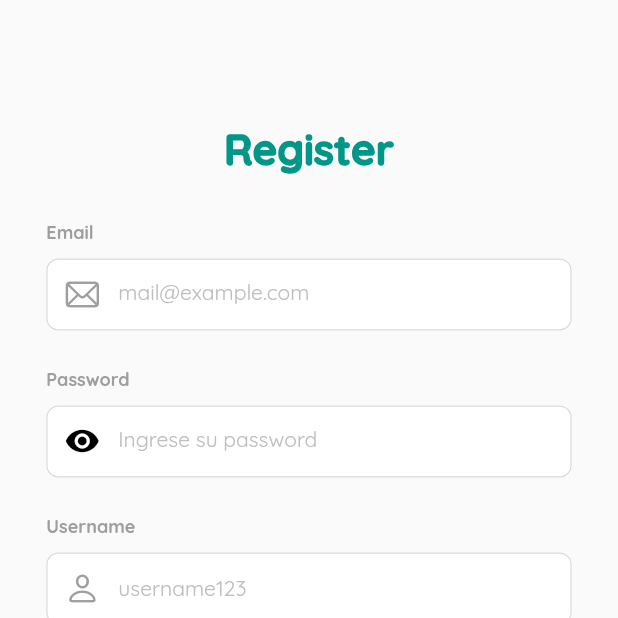
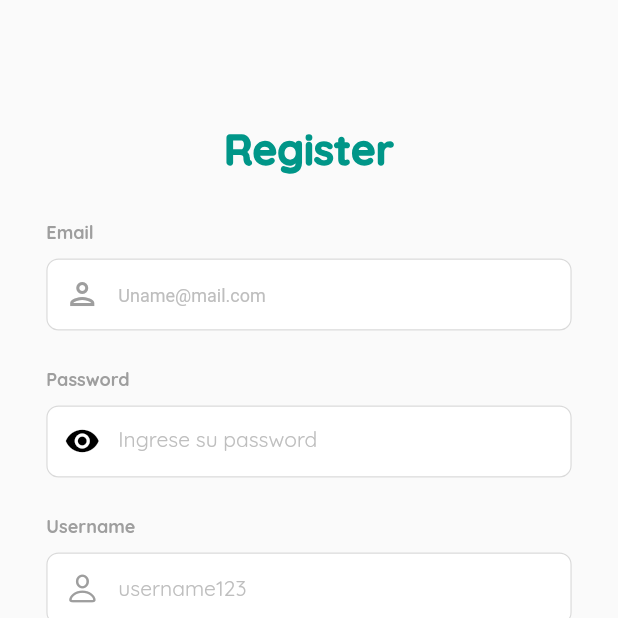
Before and after one commit to Christgrant98/ai-fish-aquarium, a Flutter app: the RegistroPage screen opened by its route, on a phone screen of 412 x 824 dp, the top half of it. Run offline on Flutter 3.47's test engine with Material 2 defaults, Android fonts, the phone set to English and light mode, and no system bars; our stand-ins replace blurrycontainer, camera, carousel_slider, go_router, google_fonts, google_nav_bar and 3 more; missing offline and left inert: google_mlkit_image_labeling, langchain, langchain_openai; accounts and stored records are empty.

Commit message:
fixed now forms work perfectly

```diff
--- a/lib/src/utils/forms/registration_form.dart
+++ b/lib/src/utils/forms/registration_form.dart
@@ -19,23 +19,39 @@ class RegistrationForm extends StatefulWidget {
 }
 
 class _RegistrationFormState extends State<RegistrationForm> {
-  final GlobalKey<FormState> formKey = GlobalKey<FormState>();
-  final TextEditingController emailController = TextEditingController();
-  final TextEditingController passwordController = TextEditingController();
-  final TextEditingController usernameController = TextEditingController();
   bool aceptaTerminos = false;
   bool aceptaNotificacion = false;
+  final GlobalKey<FormState> _formKey = GlobalKey<FormState>();
+  String? mail;
+  String? password;
+  String? username;
+
   @override
   Widget build(BuildContext context) {
     return Form(
-      key: formKey,
+      key: _formKey,
       child: Column(
         children: [
-          EmailFormField(controller: emailController),
+          EmailFormField(
+            onFieldSubmitted: (_) => _submitForm(),
+            onChange: (String? value, bool valid) {
+              setState(() => mail = valid ? value : null);
+            },
+          ),
           const SizedBox(height: 25),
-          PasswordFormField(controller: passwordController),
+          PasswordFormField(
+            onFieldSubmitted: (_) => _submitForm(),
+            onChange: (String? value, bool valid) {
+              setState(() => password = valid ? value : null);
+            },
+          ),
           const SizedBox(height: 25),
-          UsernameFormField(controller: usernameController),
+          UsernameFormField(
+            onFieldSubmitted: (_) => _submitForm(),
+            onChange: (String? value, bool valid) {
+              setState(() => username = valid ? value : null);
+            },
+          ),
           const SizedBox(height: 20),
           _buildCheckBoxField(
               value: aceptaTerminos,
@@ -83,7 +99,14 @@ class _RegistrationFormState extends State<RegistrationForm> {
             ),
           ),
           const SizedBox(height: 30),
-          CustomButton(
+          _builSubmitButton(context),
+        ],
+      ),
+    );
+  }
+
+  CustomButton _builSubmitButton(BuildContext context) {
+    return CustomButton(
       onPressed: () {
         if (!aceptaTerminos) {
           _showOkDialog(
@@ -92,14 +115,20 @@ class _RegistrationFormState extends State<RegistrationForm> {
               content:
                   "Necesitas aceptar los Términos y Condiciones para regístrarte.");
         }
-              if (formKey.currentState!.validate() && aceptaTerminos) {
+        if (_canSubmitForm()) _submitForm();
+      },
+      text: "Regístrate",
+    );
+  }
+
+  void _submitForm() {
+    if (_formKey.currentState!.validate() && aceptaTerminos) {
       final UserRepository userRepository = UserRepository();
-                userRepository.exist(mail: emailController.text).then(
+      userRepository.exist(mail: mail!).then(
         (existe) {
           if (!existe) {
             User user = _buildUser();
-                      userRepository.insert(item: user).then((value) =>
-                          _showOkDialog(
+            userRepository.insert(item: user).then((value) => _showOkDialog(
                 context: context,
                 title: "Registration Successful",
                 content:
@@ -115,21 +144,21 @@ class _RegistrationFormState extends State<RegistrationForm> {
         },
       );
     }
-            },
-            text: "Regístrate",
-          ),
-        ],
-      ),
-    );
+  }
+
+  bool _canSubmitForm() {
+    return username != null &&
+        password != null &&
+        mail != null &&
+        aceptaTerminos;
   }
 
   User _buildUser() {
-    User user = User(
-        username: usernameController.text,
-        password: passwordController.text,
-        mail: emailController.text,
+    return User(
+        username: username!,
+        password: password!,
+        mail: mail!,
         profilePicture: "assets/default.jpg");
-    return user;
   }
 
   void _showOkDialog(
--- a/lib/src/utils/widgets/base_text_form_field.dart
+++ b/lib/src/utils/widgets/base_text_form_field.dart
@@ -3,37 +3,39 @@ import 'package:flutter/services.dart';
 import 'package:google_fonts/google_fonts.dart';
 
 class BaseTextFormField extends StatefulWidget {
-  final Function(String?, bool)? onChange;
-  final Function(String?)? validator;
+  final void Function(String?, bool)? onChanged;
+  final String? Function(String?, BuildContext)? validator;
   final List<TextInputFormatter>? inputFormatters;
   final TextInputType? keyboardType;
   final InputDecoration? decoration;
   final int maxLines;
   final int? minLines;
-  final String? fieldValue;
+  final String? initialValue;
   final bool obscureText;
-  final TextAlign? textAlign;
   final void Function(String)? onFieldSubmitted;
-  final TextEditingController controller;
+  final bool enabled;
+  final TextEditingController? controller;
+  final int? maxLength;
+  final TextAlign textAlign;
+  final Widget? widget;
 
-  final bool readOnly;
-  final bool enabled;
   const BaseTextFormField({
     super.key,
-    required this.controller,
-    this.onChange,
+    this.onChanged,
     this.validator,
     this.inputFormatters,
     this.keyboardType,
     this.decoration,
     this.maxLines = 1,
     this.minLines,
-    this.fieldValue,
+    this.initialValue,
     this.obscureText = false,
+    this.onFieldSubmitted,
     this.enabled = true,
-    this.readOnly = false,
-    this.onFieldSubmitted,
-    this.textAlign,
+    this.controller,
+    this.widget,
+    this.maxLength,
+    this.textAlign = TextAlign.start,
   });
 
   @override
@@ -41,33 +43,36 @@ class BaseTextFormField extends StatefulWidget {
 }
 
 class _BaseTextFormField extends State<BaseTextFormField> {
+  late final TextEditingController _controller;
   bool _touched = false;
 
   @override
   void initState() {
     super.initState();
-    widget.controller.text = widget.fieldValue ?? '';
-    widget.controller.addListener(_onChange);
+    _controller = widget.controller ?? TextEditingController();
+    _controller.text = widget.initialValue ?? '';
+    _controller.addListener(_onChanged);
   }
 
   @override
   void dispose() {
-    widget.controller.dispose();
+    _controller.removeListener(_onChanged);
+    _controller.dispose();
     super.dispose();
   }
 
   @override
   Widget build(BuildContext context) {
     InputDecoration defaultDecoration = _buildDefaultDecoration();
-
-    return TextFormField(
+    return Material(
+      child: TextFormField(
+        style: GoogleFonts.quicksand(fontSize: 14),
+        textAlign: widget.textAlign,
+        maxLength: widget.maxLength,
         enabled: widget.enabled,
-      textAlign: widget.textAlign ?? TextAlign.start,
-      readOnly: widget.readOnly,
-      style: GoogleFonts.quicksand(fontSize: 14),
         maxLines: widget.maxLines,
         minLines: widget.minLines,
-      controller: widget.controller,
+        controller: _controller,
         keyboardType: widget.keyboardType,
         obscureText: widget.obscureText,
         decoration: widget.decoration == null
@@ -82,30 +87,31 @@ class _BaseTextFormField extends State<BaseTextFormField> {
                     defaultDecoration.errorBorder,
                 focusedErrorBorder: widget.decoration?.focusedErrorBorder ??
                     defaultDecoration.focusedErrorBorder,
-              errorText: _getErrorText(widget.controller.text),
+                errorText: _validator(_controller.text),
               ),
-      validator: _getErrorText,
+        validator: _validator,
         inputFormatters: widget.inputFormatters,
         onFieldSubmitted: widget.onFieldSubmitted,
+      ),
     );
   }
 
-  void _onChange() {
+  void _onChanged() {
     setState(() {
       _touched = true;
-      String value = widget.controller.text;
-      widget.onChange!(value, _isValid());
+      String value = _controller.text;
+      if (widget.onChanged != null) widget.onChanged!(value, _isValid());
     });
   }
 
-  bool _isValid() => null == _getErrorText(widget.controller.text);
+  bool _isValid() => null == _validator(_controller.text);
 
-  String? _getErrorText(String? value) {
+  String? _validator(String? value) {
     if (!_touched) return null;
     if (widget.validator == null) {
       return null;
     } else {
-      return widget.validator!(value);
+      return widget.validator!(value, context);
     }
   }
 
@@ -129,7 +135,7 @@ class _BaseTextFormField extends State<BaseTextFormField> {
       focusedBorder: defaultBorder,
       errorBorder: defaultBorder,
       focusedErrorBorder: defaultBorder,
-      errorText: _getErrorText(widget.controller.text),
+      errorText: _validator(_controller.text),
     );
   }
 }
--- a/lib/src/utils/widgets/comment_form_field.dart
+++ b/lib/src/utils/widgets/comment_form_field.dart
@@ -4,11 +4,9 @@ import 'package:google_fonts/google_fonts.dart';
 import 'package:login_flutter/src/utils/widgets/base_text_form_field.dart';
 
 class CommentFormField extends StatelessWidget {
-  final TextEditingController controller;
   final void Function() actionSend;
   const CommentFormField({
     super.key,
-    required this.controller,
     required this.actionSend,
   });
 
@@ -17,7 +15,6 @@ class CommentFormField extends StatelessWidget {
     return BaseTextFormField(
       minLines: 1,
       maxLines: 3,
-      controller: controller,
       decoration: InputDecoration(
         contentPadding: const EdgeInsets.all(10),
         floatingLabelBehavior: FloatingLabelBehavior.never,
--- a/lib/src/utils/widgets/email_form_field.dart
+++ b/lib/src/utils/widgets/email_form_field.dart
@@ -6,9 +6,8 @@ import 'package:login_flutter/src/utils/widgets/base_text_form_field.dart';
 import 'text_view.dart';
 
 class EmailFormField extends StatelessWidget {
-  final void Function(String?, bool)? onChange;
+  final void Function(String?, bool) onChange;
   final void Function(String)? onFieldSubmitted;
-  final TextEditingController controller;
 
   final String? initialValue;
   final bool enabled;
@@ -17,9 +16,8 @@ class EmailFormField extends StatelessWidget {
     super.key,
     this.initialValue,
     this.onFieldSubmitted,
-    this.onChange,
+    required this.onChange,
     this.enabled = true,
-    required this.controller,
   });
 
   @override
@@ -36,41 +34,35 @@ class EmailFormField extends StatelessWidget {
         ),
         const SizedBox(height: 10),
         BaseTextFormField(
-          controller: controller,
-          enabled: enabled,
-          fieldValue: initialValue,
-          decoration: InputDecoration(
-            contentPadding: const EdgeInsets.all(10),
+          initialValue: initialValue,
+          decoration: const InputDecoration(
+            contentPadding: EdgeInsets.all(10),
             floatingLabelBehavior: FloatingLabelBehavior.never,
-            floatingLabelStyle: const TextStyle(
-              color: Colors.black,
-            ),
-            prefixIcon: const Icon(
-              CupertinoIcons.envelope,
+            prefixIcon: Icon(
+              Icons.person_outlined,
               color: Colors.grey,
             ),
             filled: true,
             fillColor: Colors.white,
-            labelText: 'mail@example.com',
-            labelStyle: GoogleFonts.quicksand(
-              color: const Color.fromARGB(255, 190, 190, 190),
-              fontSize: 14,
+            hintText: 'Uname@mail.com',
+            hintStyle: TextStyle(
+              color: Color.fromARGB(255, 190, 190, 190),
+              fontSize: 12,
+              fontFamily: 'ProductSans',
             ),
           ),
-          validator: (value) {
+          onFieldSubmitted: onFieldSubmitted,
+          validator: (String? value, BuildContext context) {
             if (value == null || value.isEmpty) {
               return 'email data cannot be empty';
             }
-            final emailRegex = RegExp(r'^[\w-zñ\.]+@([\w-zñ]+\.)+[\w-z]{2,4}$');
+            final emailRegex = RegExp(r'^[\w-\.]+@([\w-]+\.)+[\w-]{2,4}$');
             if (!emailRegex.hasMatch(value)) {
               return 'please enter a valid email address';
             }
             return null;
           },
-          onChange: (String? value, bool isValid) {
-            onChange!(value?.toLowerCase(), isValid);
-          },
-          onFieldSubmitted: onFieldSubmitted,
+          onChanged: onChange,
         ),
       ],
     );
--- a/lib/src/utils/widgets/password_form_field.dart
+++ b/lib/src/utils/widgets/password_form_field.dart
@@ -5,17 +5,15 @@ import 'package:login_flutter/src/utils/widgets/text_view.dart';
 import 'base_text_form_field.dart';
 
 class PasswordFormField extends StatefulWidget {
-  final void Function(String? value, bool valid)? onChange;
+  final void Function(String? value, bool valid) onChange;
   final Function? additionalValidator;
   final String? emptyMessage;
   final String? labelText;
   final void Function(String)? onFieldSubmitted;
-  final TextEditingController controller;
 
   const PasswordFormField({
     Key? key,
-    required this.controller,
-    this.onChange,
+    required this.onChange,
     this.additionalValidator,
     this.emptyMessage,
     this.labelText,
@@ -43,7 +41,6 @@ class PasswordFormFieldState extends State<PasswordFormField> {
         ),
         const SizedBox(height: 10),
         BaseTextFormField(
-          controller: widget.controller,
           decoration: InputDecoration(
             prefixIcon: InkWell(
               onTap: () {
@@ -66,17 +63,19 @@ class PasswordFormFieldState extends State<PasswordFormField> {
             ),
           ),
           obscureText: obscureText,
-          validator: (String? value) {
+          validator: (String? value, BuildContext context) {
             if (value == null || value.isEmpty) {
-              return widget.emptyMessage ?? 'Por favor ingresa la Contraseña';
+              return 'Por favor ingresa la Contraseña';
+            }
+            if (value.length < 3) {
+              return 'Debe tener al menos 3 caracteres';
             }
             if (widget.additionalValidator != null) {
               return widget.additionalValidator!(value);
             }
-            return null;
           },
-          onChange: (String? value, bool valid) {
-            widget.onChange!(value, valid);
+          onChanged: (String? value, bool valid) {
+            widget.onChange(value, valid);
           },
           onFieldSubmitted: widget.onFieldSubmitted,
         ),
--- a/lib/src/utils/widgets/pez_details_modal_view.dart
+++ b/lib/src/utils/widgets/pez_details_modal_view.dart
@@ -26,6 +26,7 @@ class PezDetailsModalView extends StatefulWidget {
 }
 
 class _PezDetailsModalViewState extends State<PezDetailsModalView> {
+  String? comment;
   StepView step = StepView.initial;
   final TextEditingController commentController = TextEditingController();
 
@@ -100,7 +101,6 @@ class _PezDetailsModalViewState extends State<PezDetailsModalView> {
           _buildCommentBoxSection(),
           const SizedBox(height: 20),
           CommentFormField(
-            controller: commentController,
             actionSend: () => _addCommentToPez(user: currentUser),
           ),
         ],
@@ -151,7 +151,7 @@ class _PezDetailsModalViewState extends State<PezDetailsModalView> {
           ],
         ),
         subtitle: TextView(
-          text: comment.comment,
+          text: '${comment.comment} ${comment.comment} ${comment.comment}',
           fontSize: 13,
           fontWeight: FontWeight.w300,
         ),
--- a/lib/src/utils/widgets/username_form_field.dart
+++ b/lib/src/utils/widgets/username_form_field.dart
@@ -6,17 +6,15 @@ import 'package:login_flutter/src/utils/widgets/text_view.dart';
 import 'base_text_form_field.dart';
 
 class UsernameFormField extends StatelessWidget {
-  final void Function(String?, bool)? onChange;
+  final void Function(String?, bool) onChange;
   final String? initialValue;
   final void Function(String)? onFieldSubmitted;
-  final TextEditingController controller;
 
   const UsernameFormField({
     super.key,
-    this.onChange,
+    required this.onChange,
     this.initialValue,
     this.onFieldSubmitted,
-    required this.controller,
   });
 
   @override
@@ -33,8 +31,7 @@ class UsernameFormField extends StatelessWidget {
         ),
         const SizedBox(height: 10),
         BaseTextFormField(
-            controller: controller,
-            fieldValue: initialValue,
+            initialValue: initialValue,
             decoration: InputDecoration(
               contentPadding: const EdgeInsets.all(10),
               floatingLabelBehavior: FloatingLabelBehavior.never,
@@ -54,9 +51,9 @@ class UsernameFormField extends StatelessWidget {
                 fontSize: 14,
               ),
             ),
-            onChange: onChange,
+            onChanged: onChange,
             onFieldSubmitted: onFieldSubmitted,
-            validator: (value) {
+            validator: (String? value, BuildContext context) {
               return value!.isEmpty ? "Por favor ingresa Usuario" : null;
             }),
       ],
```
Also changed, not shown: lib/src/utils/forms/login_form.dart (+43 -19 lines). Lines whose indentation alone changed are shown as unchanged.
